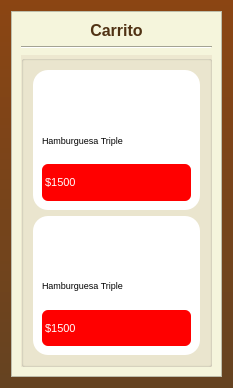
Before: the Qt Designer form escritorio/carrito.ui in Bruno-DarkSouler/APP_ElBuenGusto, drawn with Qt 5.
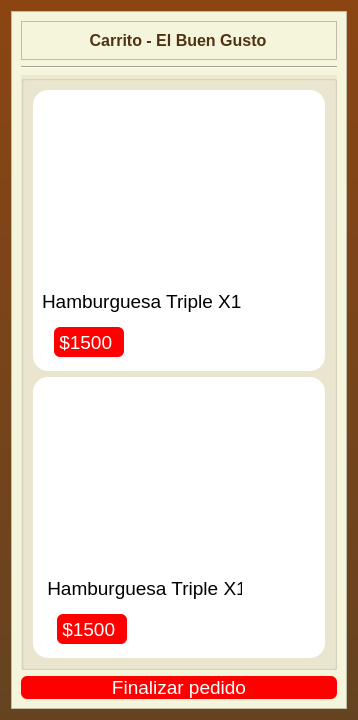
After: the same form once the commit is applied. Icons and pictures are not drawn.

Commit message: cajero, carrito y formulario-carrito

Patch:
```diff
--- a/escritorio/carrito.ui
+++ b/escritorio/carrito.ui
@@ -6,10 +6,16 @@
    <rect>
     <x>0</x>
     <y>0</y>
-    <width>233</width>
-    <height>388</height>
+    <width>358</width>
+    <height>720</height>
    </rect>
   </property>
+  <property name="maximumSize">
+   <size>
+    <width>500</width>
+    <height>2000</height>
+   </size>
+  </property>
   <property name="windowTitle">
    <string>Carrito - Rotisería El Buen Gusto</string>
   </property>
@@ -24,6 +30,12 @@
   <layout class="QVBoxLayout" name="verticalLayout">
    <item>
     <widget class="QFrame" name="frame">
+     <property name="maximumSize">
+      <size>
+       <width>340</width>
+       <height>1200</height>
+      </size>
+     </property>
      <property name="styleSheet">
       <string notr="true">background-color:beige;</string>
      </property>
@@ -33,44 +45,94 @@
      <property name="frameShadow">
       <enum>QFrame::Shadow::Raised</enum>
      </property>
-     <layout class="QVBoxLayout" name="verticalLayout_2" stretch="0,0,5">
+     <layout class="QVBoxLayout" name="verticalLayout_2" stretch="0,0,5,0">
       <item>
-       <widget class="QLabel" name="label_9">
-        <property name="sizePolicy">
-         <sizepolicy hsizetype="Maximum" vsizetype="Maximum">
-          <horstretch>0</horstretch>
-          <verstretch>0</verstretch>
-         </sizepolicy>
+       <widget class="QFrame" name="frame_2">
+        <property name="frameShape">
+         <enum>QFrame::Shape::StyledPanel</enum>
         </property>
-        <property name="maximumSize">
-         <size>
-          <width>200</width>
-          <height>16777215</height>
-         </size>
+        <property name="frameShadow">
+         <enum>QFrame::Shadow::Raised</enum>
         </property>
-        <property name="font">
-         <font>
-          <family>Segoe UI</family>
-          <pointsize>12</pointsize>
-          <bold>true</bold>
-         </font>
-        </property>
-        <property name="layoutDirection">
-         <enum>Qt::LayoutDirection::RightToLeft</enum>
-        </property>
-        <property name="styleSheet">
-         <string notr="true">color: rgb(80,50,20);
+        <layout class="QHBoxLayout" name="horizontalLayout">
+         <item>
+          <widget class="QLabel" name="label_10">
+           <property name="maximumSize">
+            <size>
+             <width>35</width>
+             <height>35</height>
+            </size>
+           </property>
+           <property name="text">
+            <string/>
+           </property>
+           <property name="pixmap">
+            <pixmap resource="img.qrc">:/logo.png</pixmap>
+           </property>
+           <property name="scaledContents">
+            <bool>true</bool>
+           </property>
+          </widget>
+         </item>
+         <item>
+          <widget class="QLabel" name="label_9">
+           <property name="sizePolicy">
+            <sizepolicy hsizetype="Maximum" vsizetype="Maximum">
+             <horstretch>0</horstretch>
+             <verstretch>0</verstretch>
+            </sizepolicy>
+           </property>
+           <property name="maximumSize">
+            <size>
+             <width>200</width>
+             <height>16777215</height>
+            </size>
+           </property>
+           <property name="font">
+            <font>
+             <family>Segoe UI</family>
+             <pointsize>12</pointsize>
+             <bold>true</bold>
+            </font>
+           </property>
+           <property name="layoutDirection">
+            <enum>Qt::LayoutDirection::RightToLeft</enum>
+           </property>
+           <property name="styleSheet">
+            <string notr="true">color: rgb(80,50,20);
 </string>
-        </property>
-        <property name="text">
-         <string>Carrito</string>
-        </property>
-        <property name="alignment">
-         <set>Qt::AlignmentFlag::AlignCenter</set>
-        </property>
-        <property name="margin">
-         <number>6</number>
-        </property>
+           </property>
+           <property name="text">
+            <string>Carrito - El Buen Gusto</string>
+           </property>
+           <property name="alignment">
+            <set>Qt::AlignmentFlag::AlignCenter</set>
+           </property>
+           <property name="margin">
+            <number>6</number>
+           </property>
+          </widget>
+         </item>
+         <item>
+          <widget class="QLabel" name="label_2">
+           <property name="maximumSize">
+            <size>
+             <width>35</width>
+             <height>35</height>
+            </size>
+           </property>
+           <property name="text">
+            <string/>
+           </property>
+           <property name="pixmap">
+            <pixmap resource="img.qrc">:/menu-hamb.png</pixmap>
+           </property>
+           <property name="scaledContents">
+            <bool>true</bool>
+           </property>
+          </widget>
+         </item>
+        </layout>
        </widget>
       </item>
       <item>
@@ -82,6 +144,12 @@
       </item>
       <item>
        <widget class="QGroupBox" name="groupBox">
+        <property name="maximumSize">
+         <size>
+          <width>320</width>
+          <height>16777215</height>
+         </size>
+        </property>
         <property name="styleSheet">
          <string notr="true">background-color: #EDE8D0;
 ;
@@ -93,6 +161,12 @@
         <layout class="QVBoxLayout" name="verticalLayout_3">
          <item>
           <widget class="QFrame" name="frame_3">
+           <property name="maximumSize">
+            <size>
+             <width>300</width>
+             <height>300</height>
+            </size>
+           </property>
            <property name="styleSheet">
             <string notr="true">background-color: white;
 border-radius:15px;</string>
@@ -106,6 +180,12 @@
            <layout class="QVBoxLayout" name="verticalLayout_4">
             <item>
              <widget class="QLabel" name="label_3">
+              <property name="maximumSize">
+               <size>
+                <width>400</width>
+                <height>200</height>
+               </size>
+              </property>
               <property name="styleSheet">
                <string notr="true">border-radius: 5px;</string>
               </property>
@@ -122,33 +202,182 @@
             </item>
             <item>
              <widget class="QLabel" name="label_4">
+              <property name="maximumSize">
+               <size>
+                <width>200</width>
+                <height>30</height>
+               </size>
+              </property>
               <property name="font">
                <font>
                 <family>Segoe UI</family>
-                <pointsize>7</pointsize>
+                <pointsize>14</pointsize>
+                <italic>false</italic>
                </font>
               </property>
               <property name="text">
-               <string>Hamburguesa Triple</string>
+               <string>Hamburguesa Triple X1</string>
               </property>
              </widget>
             </item>
             <item>
-             <widget class="QLabel" name="label_5">
-              <property name="font">
-               <font>
-                <family>Segoe UI</family>
-                <pointsize>8</pointsize>
-               </font>
+             <widget class="QFrame" name="frame_8">
+              <property name="maximumSize">
+               <size>
+                <width>380</width>
+                <height>40</height>
+               </size>
               </property>
-              <property name="styleSheet">
-               <string notr="true">background-color:red;
+              <property name="frameShape">
+               <enum>QFrame::Shape::StyledPanel</enum>
+              </property>
+              <property name="frameShadow">
+               <enum>QFrame::Shadow::Raised</enum>
+              </property>
+              <layout class="QHBoxLayout" name="horizontalLayout_5">
+               <property name="leftMargin">
+                <number>0</number>
+               </property>
+               <property name="topMargin">
+                <number>0</number>
+               </property>
+               <property name="rightMargin">
+                <number>0</number>
+               </property>
+               <property name="bottomMargin">
+                <number>0</number>
+               </property>
+               <item>
+                <widget class="QFrame" name="frame_9">
+                 <property name="maximumSize">
+                  <size>
+                   <width>180</width>
+                   <height>40</height>
+                  </size>
+                 </property>
+                 <property name="frameShape">
+                  <enum>QFrame::Shape::StyledPanel</enum>
+                 </property>
+                 <property name="frameShadow">
+                  <enum>QFrame::Shadow::Raised</enum>
+                 </property>
+                 <layout class="QHBoxLayout" name="horizontalLayout_6">
+                  <property name="spacing">
+                   <number>9</number>
+                  </property>
+                  <property name="leftMargin">
+                   <number>0</number>
+                  </property>
+                  <property name="topMargin">
+                   <number>0</number>
+                  </property>
+                  <property name="rightMargin">
+                   <number>0</number>
+                  </property>
+                  <property name="bottomMargin">
+                   <number>0</number>
+                  </property>
+                  <item>
+                   <widget class="QLabel" name="label_5">
+                    <property name="maximumSize">
+                     <size>
+                      <width>70</width>
+                      <height>30</height>
+                     </size>
+                    </property>
+                    <property name="font">
+                     <font>
+                      <family>Segoe UI</family>
+                      <pointsize>14</pointsize>
+                     </font>
+                    </property>
+                    <property name="styleSheet">
+                     <string notr="true">background-color:red;
 color:white;
 border-radius:6px;</string>
-              </property>
-              <property name="text">
-               <string> $1500</string>
-              </property>
+                    </property>
+                    <property name="text">
+                     <string> $1500</string>
+                    </property>
+                   </widget>
+                  </item>
+                  <item>
+                   <widget class="QLabel" name="label_15">
+                    <property name="maximumSize">
+                     <size>
+                      <width>30</width>
+                      <height>30</height>
+                     </size>
+                    </property>
+                    <property name="text">
+                     <string/>
+                    </property>
+                    <property name="pixmap">
+                     <pixmap resource="img.qrc">:/mas-top.png</pixmap>
+                    </property>
+                    <property name="scaledContents">
+                     <bool>true</bool>
+                    </property>
+                   </widget>
+                  </item>
+                  <item>
+                   <widget class="QLabel" name="label_14">
+                    <property name="maximumSize">
+                     <size>
+                      <width>30</width>
+                      <height>30</height>
+                     </size>
+                    </property>
+                    <property name="text">
+                     <string/>
+                    </property>
+                    <property name="pixmap">
+                     <pixmap resource="img.qrc">:/menos-top.png</pixmap>
+                    </property>
+                    <property name="scaledContents">
+                     <bool>true</bool>
+                    </property>
+                   </widget>
+                  </item>
+                 </layout>
+                </widget>
+               </item>
+               <item>
+                <widget class="QFrame" name="frame_10">
+                 <property name="maximumSize">
+                  <size>
+                   <width>30</width>
+                   <height>40</height>
+                  </size>
+                 </property>
+                 <property name="frameShape">
+                  <enum>QFrame::Shape::StyledPanel</enum>
+                 </property>
+                 <property name="frameShadow">
+                  <enum>QFrame::Shadow::Raised</enum>
+                 </property>
+                </widget>
+               </item>
+               <item>
+                <widget class="QLabel" name="label_16">
+                 <property name="maximumSize">
+                  <size>
+                   <width>35</width>
+                   <height>35</height>
+                  </size>
+                 </property>
+                 <property name="text">
+                  <string/>
+                 </property>
+                 <property name="pixmap">
+                  <pixmap resource="img.qrc">:/trash.png</pixmap>
+                 </property>
+                 <property name="scaledContents">
+                  <bool>true</bool>
+                 </property>
+                </widget>
+               </item>
+              </layout>
              </widget>
             </item>
            </layout>
@@ -156,6 +385,12 @@
          </item>
          <item>
           <widget class="QFrame" name="frame_5">
+           <property name="maximumSize">
+            <size>
+             <width>300</width>
+             <height>300</height>
+            </size>
+           </property>
            <property name="styleSheet">
             <string notr="true">background-color: white;
 border-radius:15px;</string>
@@ -169,6 +404,12 @@
            <layout class="QVBoxLayout" name="verticalLayout_5">
             <item>
              <widget class="QLabel" name="label_7">
+              <property name="maximumSize">
+               <size>
+                <width>400</width>
+                <height>200</height>
+               </size>
+              </property>
               <property name="styleSheet">
                <string notr="true">border-radius: 5px;</string>
               </property>
@@ -185,33 +426,192 @@
             </item>
             <item>
              <widget class="QLabel" name="label_8">
+              <property name="maximumSize">
+               <size>
+                <width>200</width>
+                <height>30</height>
+               </size>
+              </property>
               <property name="font">
                <font>
                 <family>Segoe UI</family>
-                <pointsize>7</pointsize>
+                <pointsize>14</pointsize>
                </font>
               </property>
               <property name="text">
-               <string>Hamburguesa Triple</string>
+               <string> Hamburguesa Triple X1</string>
               </property>
              </widget>
             </item>
             <item>
-             <widget class="QLabel" name="label_6">
-              <property name="font">
-               <font>
-                <family>Segoe UI</family>
-                <pointsize>8</pointsize>
-               </font>
+             <widget class="QFrame" name="frame_6">
+              <property name="maximumSize">
+               <size>
+                <width>380</width>
+                <height>40</height>
+               </size>
               </property>
-              <property name="styleSheet">
-               <string notr="true">background-color:red;
+              <property name="frameShape">
+               <enum>QFrame::Shape::StyledPanel</enum>
+              </property>
+              <property name="frameShadow">
+               <enum>QFrame::Shadow::Raised</enum>
+              </property>
+              <layout class="QHBoxLayout" name="horizontalLayout_3">
+               <property name="spacing">
+                <number>0</number>
+               </property>
+               <property name="leftMargin">
+                <number>0</number>
+               </property>
+               <property name="topMargin">
+                <number>0</number>
+               </property>
+               <property name="rightMargin">
+                <number>0</number>
+               </property>
+               <property name="bottomMargin">
+                <number>0</number>
+               </property>
+               <item>
+                <widget class="QFrame" name="frame_4">
+                 <property name="maximumSize">
+                  <size>
+                   <width>180</width>
+                   <height>40</height>
+                  </size>
+                 </property>
+                 <property name="frameShape">
+                  <enum>QFrame::Shape::StyledPanel</enum>
+                 </property>
+                 <property name="frameShadow">
+                  <enum>QFrame::Shadow::Raised</enum>
+                 </property>
+                 <layout class="QHBoxLayout" name="horizontalLayout_2">
+                  <property name="spacing">
+                   <number>9</number>
+                  </property>
+                  <property name="leftMargin">
+                   <number>0</number>
+                  </property>
+                  <property name="topMargin">
+                   <number>0</number>
+                  </property>
+                  <property name="rightMargin">
+                   <number>0</number>
+                  </property>
+                  <property name="bottomMargin">
+                   <number>0</number>
+                  </property>
+                  <item>
+                   <widget class="QLabel" name="label_6">
+                    <property name="maximumSize">
+                     <size>
+                      <width>70</width>
+                      <height>30</height>
+                     </size>
+                    </property>
+                    <property name="font">
+                     <font>
+                      <family>Segoe UI</family>
+                      <pointsize>14</pointsize>
+                     </font>
+                    </property>
+                    <property name="styleSheet">
+                     <string notr="true">background-color:red;
 color:white;
 border-radius:6px;</string>
-              </property>
-              <property name="text">
-               <string> $1500</string>
-              </property>
+                    </property>
+                    <property name="text">
+                     <string> $1500</string>
+                    </property>
+                   </widget>
+                  </item>
+                  <item>
+                   <widget class="QLabel" name="label_12">
+                    <property name="maximumSize">
+                     <size>
+                      <width>30</width>
+                      <height>30</height>
+                     </size>
+                    </property>
+                    <property name="text">
+                     <string/>
+                    </property>
+                    <property name="pixmap">
+                     <pixmap resource="img.qrc">:/mas-top.png</pixmap>
+                    </property>
+                    <property name="scaledContents">
+                     <bool>true</bool>
+                    </property>
+                   </widget>
+                  </item>
+                  <item>
+                   <widget class="QLabel" name="label_11">
+                    <property name="maximumSize">
+                     <size>
+                      <width>30</width>
+                      <height>30</height>
+                     </size>
+                    </property>
+                    <property name="text">
+                     <string/>
+                    </property>
+                    <property name="pixmap">
+                     <pixmap resource="img.qrc">:/menos-top.png</pixmap>
+                    </property>
+                    <property name="scaledContents">
+                     <bool>true</bool>
+                    </property>
+                   </widget>
+                  </item>
+                 </layout>
+                </widget>
+               </item>
+               <item>
+                <widget class="QFrame" name="frame_7">
+                 <property name="maximumSize">
+                  <size>
+                   <width>30</width>
+                   <height>40</height>
+                  </size>
+                 </property>
+                 <property name="frameShape">
+                  <enum>QFrame::Shape::StyledPanel</enum>
+                 </property>
+                 <property name="frameShadow">
+                  <enum>QFrame::Shadow::Raised</enum>
+                 </property>
+                 <layout class="QHBoxLayout" name="horizontalLayout_4">
+                  <property name="leftMargin">
+                   <number>15</number>
+                  </property>
+                 </layout>
+                </widget>
+               </item>
+               <item>
+                <widget class="QLabel" name="label_13">
+                 <property name="maximumSize">
+                  <size>
+                   <width>35</width>
+                   <height>35</height>
+                  </size>
+                 </property>
+                 <property name="styleSheet">
+                  <string notr="true">float: right;</string>
+                 </property>
+                 <property name="text">
+                  <string/>
+                 </property>
+                 <property name="pixmap">
+                  <pixmap resource="img.qrc">:/trash.png</pixmap>
+                 </property>
+                 <property name="scaledContents">
+                  <bool>true</bool>
+                 </property>
+                </widget>
+               </item>
+              </layout>
              </widget>
             </item>
            </layout>
@@ -220,6 +620,33 @@
         </layout>
        </widget>
       </item>
+      <item>
+       <widget class="QLabel" name="label">
+        <property name="maximumSize">
+         <size>
+          <width>380</width>
+          <height>90</height>
+         </size>
+        </property>
+        <property name="font">
+         <font>
+          <family>Segoe UI</family>
+          <pointsize>14</pointsize>
+         </font>
+        </property>
+        <property name="styleSheet">
+         <string notr="true">background-color:red;
+color:white;
+border-radius:6px;</string>
+        </property>
+        <property name="text">
+         <string>Finalizar pedido</string>
+        </property>
+        <property name="alignment">
+         <set>Qt::AlignmentFlag::AlignCenter</set>
+        </property>
+       </widget>
+      </item>
      </layout>
     </widget>
    </item>
```
Left out of the diff: 10 changed lines with no effect on the pictures. The commit also changes 716 other files.
